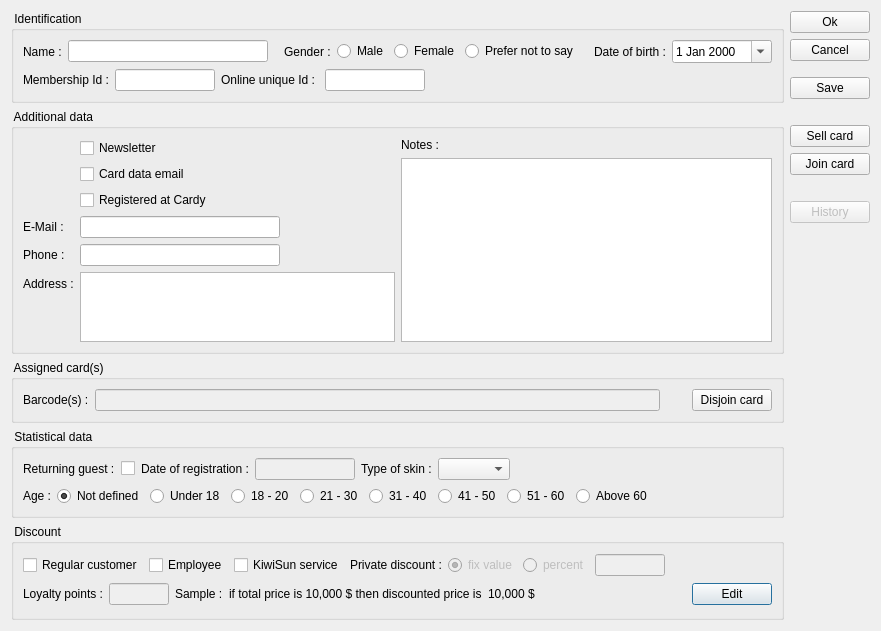
Before: the Qt Designer form client/dlgguestedit.ui in tbikfalvi/Belenus, drawn with Qt 5.
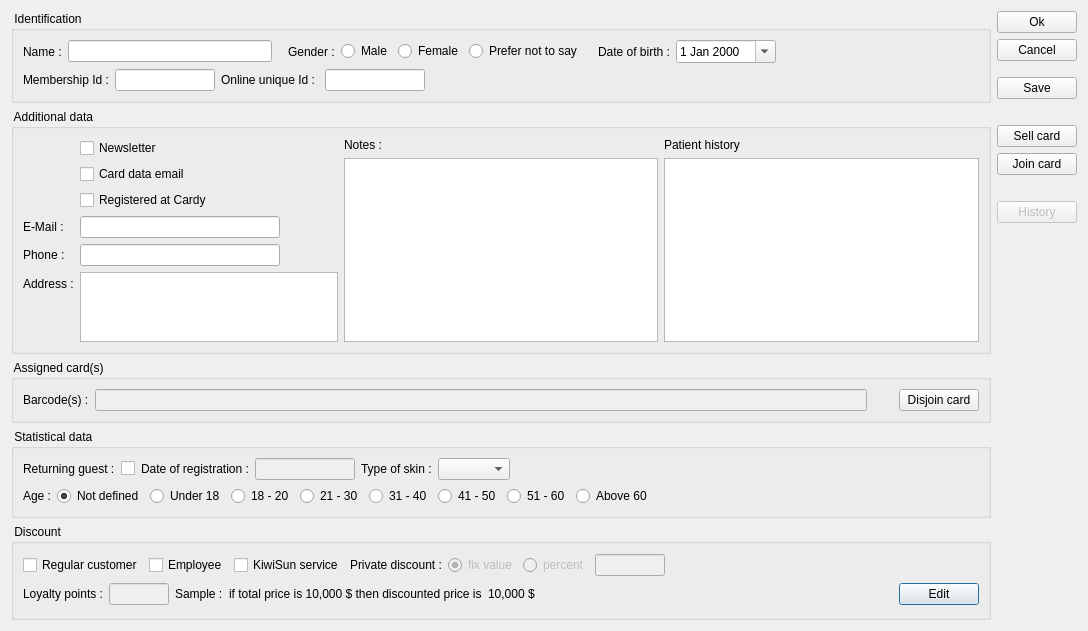
After: the same form once the commit is applied.

What changed in the file:
```diff
--- a/client/dlgguestedit.ui
+++ b/client/dlgguestedit.ui
@@ -6,8 +6,8 @@
    <rect>
     <x>0</x>
     <y>0</y>
-    <width>840</width>
-    <height>591</height>
+    <width>1088</width>
+    <height>623</height>
    </rect>
   </property>
   <property name="maximumSize">
@@ -19,9 +19,9 @@
   <property name="windowTitle">
    <string>Dialog</string>
   </property>
-  <layout class="QHBoxLayout" name="horizontalLayout_8">
+  <layout class="QHBoxLayout" name="horizontalLayout_9">
    <item>
-    <layout class="QVBoxLayout" name="verticalLayout_6">
+    <layout class="QVBoxLayout" name="verticalLayout_7">
      <item>
       <widget class="QGroupBox" name="gbIdentification">
        <property name="title">
@@ -222,7 +222,7 @@
        <property name="title">
         <string> Additional data </string>
        </property>
-       <layout class="QHBoxLayout" name="horizontalLayout_9">
+       <layout class="QHBoxLayout" name="horizontalLayout_8">
         <item>
          <layout class="QFormLayout" name="formLayout">
           <item row="4" column="0">
@@ -331,6 +331,24 @@
           </item>
          </layout>
         </item>
+        <item>
+         <layout class="QVBoxLayout" name="verticalLayout_6">
+          <item>
+           <widget class="QLabel" name="lblPatientHistory">
+            <property name="text">
+             <string>Patient history</string>
+            </property>
+           </widget>
+          </item>
+          <item>
+           <widget class="QListWidget" name="listHistory">
+            <property name="selectionMode">
+             <enum>QAbstractItemView::NoSelection</enum>
+            </property>
+           </widget>
+          </item>
+         </layout>
+        </item>
        </layout>
       </widget>
      </item>
@@ -807,7 +825,7 @@
        <property name="sizeHint" stdset="0">
         <size>
          <width>20</width>
-         <height>40</height>
+         <height>18</height>
         </size>
        </property>
       </spacer>
```
